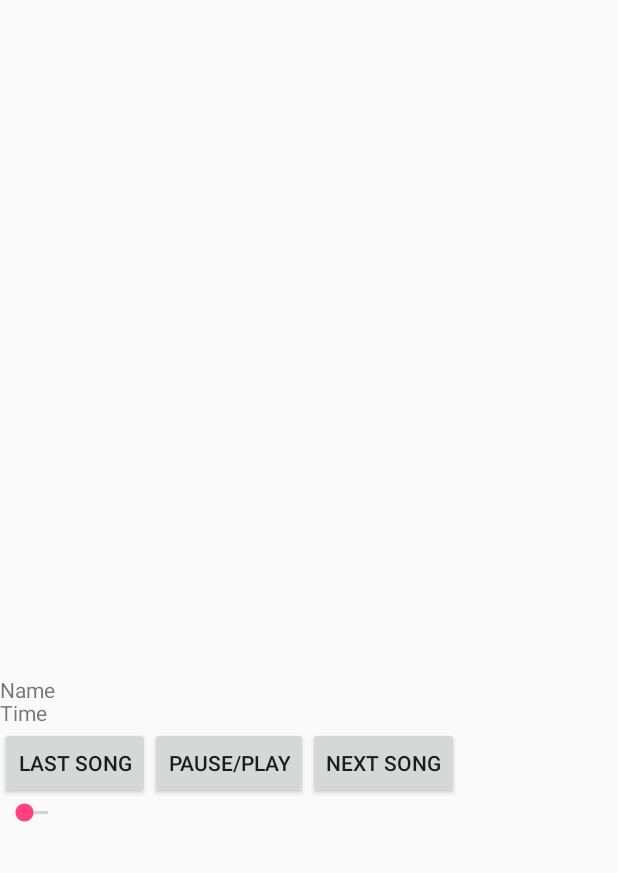
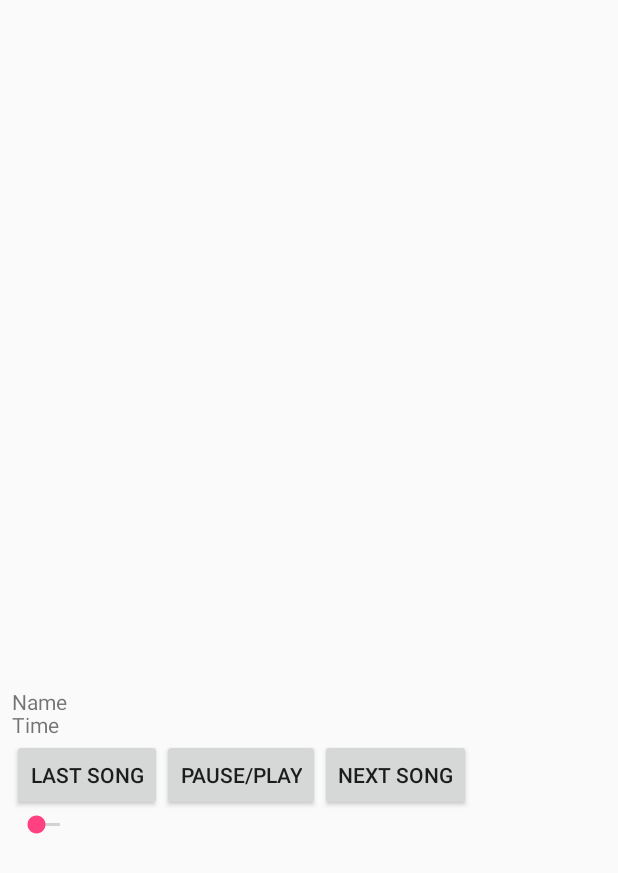
Before and after one commit to onejosharmy/Sprint3, an Android app: the screen it shows after launch (MainActivity), on a phone screen of 412 x 824 dp. Shown: the top 873 px of the screen. Run offline under Robolectric (Android 15) with nearby library versions, the phone set to English and light mode, and no system bars.

Commit message:
Design constraints

```diff
--- a/app/src/main/res/layout/activity_main.xml
+++ b/app/src/main/res/layout/activity_main.xml
@@ -9,7 +9,13 @@
     <LinearLayout
         android:id="@+id/linearLayout"
         android:layout_width="match_parent"
-        android:layout_height="wrap_content">
+        android:layout_height="wrap_content"
+        android:layout_marginEnd="8dp"
+        android:layout_marginStart="8dp"
+        android:layout_marginTop="8dp"
+        app:layout_constraintEnd_toEndOf="parent"
+        app:layout_constraintStart_toStartOf="parent"
+        app:layout_constraintTop_toTopOf="parent">
 
         <ListView
             android:id="@android:id/list"
@@ -23,7 +29,11 @@
         android:layout_width="match_parent"
         android:layout_height="wrap_content"
 
+        android:layout_marginEnd="8dp"
+        android:layout_marginStart="8dp"
         android:orientation="vertical"
+        app:layout_constraintEnd_toEndOf="parent"
+        app:layout_constraintStart_toStartOf="parent"
         app:layout_constraintTop_toBottomOf="@+id/linearLayout">
 
         <LinearLayout
--- a/app/src/main/res/menu/menu_main.xml
+++ b/app/src/main/res/menu/menu_main.xml
@@ -1,7 +1,7 @@
 <menu xmlns:android="http://schemas.android.com/apk/res/android"
     xmlns:app="http://schemas.android.com/apk/res-auto"
     xmlns:tools="http://schemas.android.com/tools"
-    tools:context="media.cs4985.westga.edu.tabsandbox.MainActivity">
+    tools:context="media.cs4985.westga.edu.audiocontroller.MainActivity">
     <item
         android:id="@+id/action_settings"
         android:orderInCategory="100"
```
Also changed, not shown: app/src/main/java/media/cs4985/westga/edu/audiocontroller/PlaylistFragment.java (line endings or trailing spaces).
